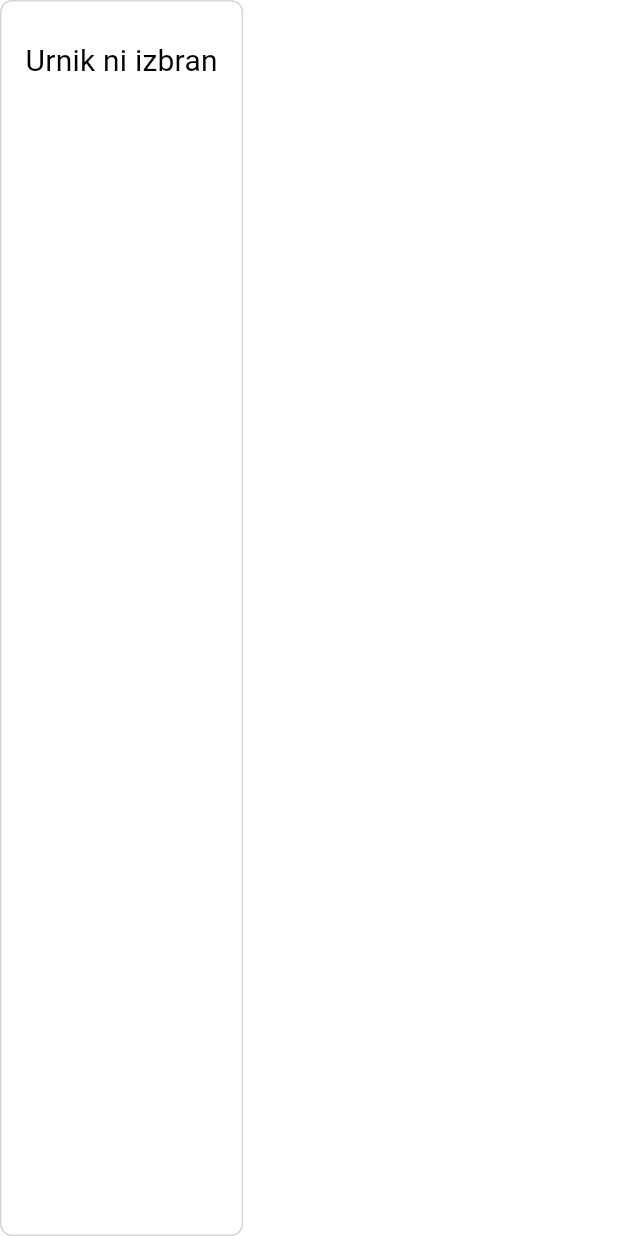
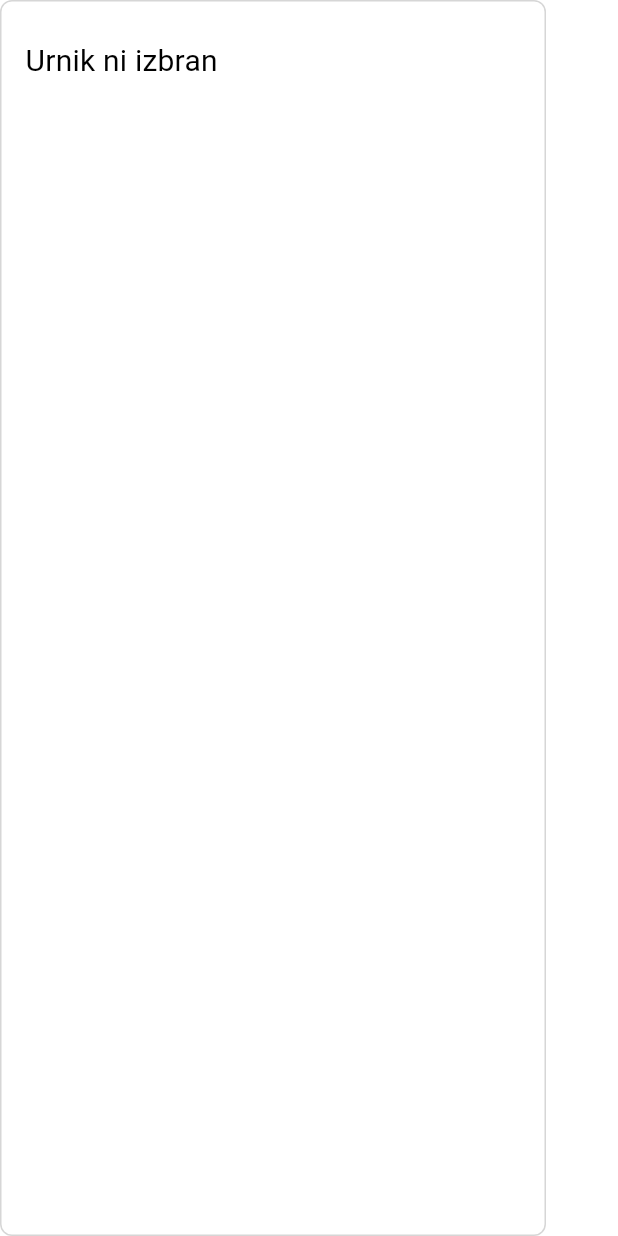
Before and after one commit to unicornikita/buzzy-mobile-app, a Flutter app: the ClassTile widget shown alone on an empty page, opened directly, on a phone screen of 412 x 824 dp. Run offline on Flutter 3.47's test engine with Material 3 defaults, Android fonts, the phone set to English and light mode, and no system bars; our stand-ins replace dio, firebase_core, firebase_messaging, flutter_local_notifications, flutter_riverpod, hive and 3 more; missing offline and left inert: dio_smart_retry; accounts and stored records are empty; generated files the repository leaves out were written again.

Commit message:
minor ui fixes

```diff
--- a/lib/features/home/widgets/class_tile.dart
+++ b/lib/features/home/widgets/class_tile.dart
@@ -64,6 +64,7 @@ class _ClassTileState extends ConsumerState<ClassTile> {
       },
       child: Container(
         padding: const EdgeInsets.all(16.0),
+        width: MediaQuery.of(context).size.width - 48,
         decoration: BoxDecoration(
           color: Theme.of(context).scaffoldBackgroundColor,
           border: Border.all(color: containerColor),
```
Also changed, not shown: lib/features/home/widgets/class_list.dart (+1 -9 lines).
